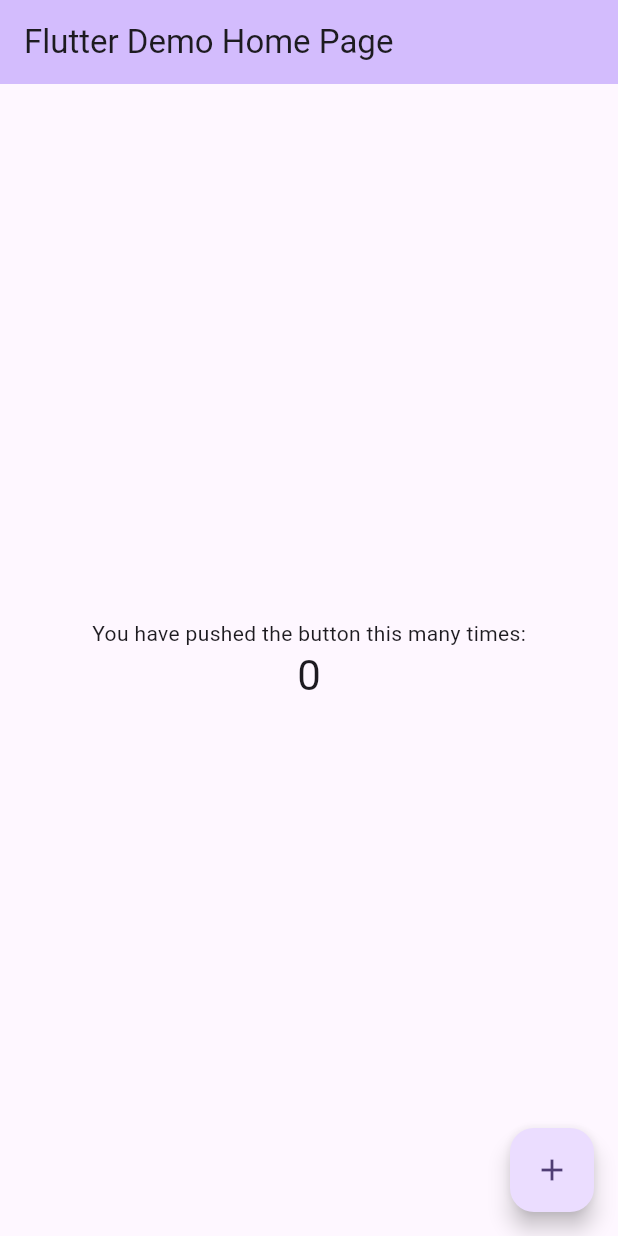
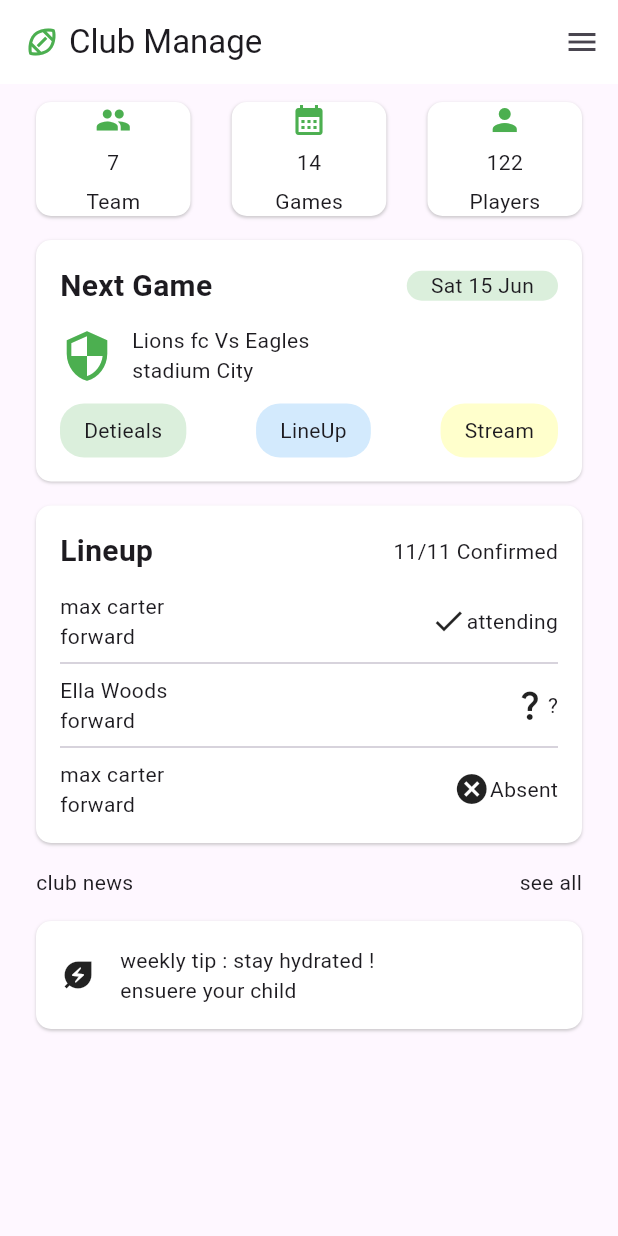
Before and after one commit to saed-natsheh/saed_coach_flutter, a Flutter app: the screen it shows after launch, on a phone screen of 412 x 824 dp. Run offline on Flutter 3.47's test engine with Material 3 defaults, Android fonts, the phone set to English and light mode, and no system bars.

Commit message:
start homepage

```diff
--- /dev/null
+++ b/lib/Myapp.dart
@@ -0,0 +1,321 @@
+import 'package:flutter/material.dart';
+
+class SaedApp extends StatelessWidget {
+  const SaedApp({super.key});
+
+  @override
+  Widget build(BuildContext context) {
+    return MaterialApp(home: HomePageScreen());
+  }
+}
+
+class HomePageScreen extends StatefulWidget {
+  const HomePageScreen({super.key});
+  @override
+  State<HomePageScreen> createState() => _HomePageScreenState();
+}
+
+class _HomePageScreenState extends State<HomePageScreen> {
+  String pageName = 'Club Manage';
+  @override
+  Widget build(BuildContext context) {
+    return Scaffold(
+      appBar: AppBar(
+        backgroundColor: Colors.white,
+        centerTitle: false,
+        actions: [IconButton(onPressed: () {}, icon: Icon(Icons.menu))],
+        title: Row(
+          mainAxisAlignment: MainAxisAlignment.start,
+          children: [
+            Icon(Icons.sports_football_outlined, color: Colors.green),
+            SizedBox(width: 6),
+            Text(pageName),
+          ],
+        ),
+      ),
+      body: Container(
+        margin: EdgeInsets.symmetric(horizontal: 24, vertical: 12),
+        width: MediaQuery.of(context).size.width,
+        child: Column(
+          children: [
+            Row(
+              mainAxisAlignment: MainAxisAlignment.spaceBetween,
+              children: [
+                Container(
+                  width: MediaQuery.of(context).size.width * 0.25,
+                  decoration: BoxDecoration(
+                    color: Colors.white,
+                    borderRadius: BorderRadius.circular(10),
+                    boxShadow: [
+                      BoxShadow(
+                        color: Colors.grey.withValues(alpha: 0.5),
+                        blurRadius: 1,
+                        offset: Offset(0, 1), // changes position of shadow
+                      ),
+                    ],
+                  ),
+                  child: Column(
+                    children: [
+                      Icon(Icons.people, color: Colors.green),
+                      SizedBox(height: 6),
+                      Text('7'),
+                      SizedBox(height: 6),
+                      Text('Team'),
+                    ],
+                  ),
+                ),
+                Container(
+                  width: MediaQuery.of(context).size.width * 0.25,
+                  decoration: BoxDecoration(
+                    color: Colors.white,
+                    borderRadius: BorderRadius.circular(10),
+                    boxShadow: [
+                      BoxShadow(
+                        color: Colors.grey.withValues(alpha: 0.5),
+
+                        blurRadius: 1,
+                        offset: Offset(0, 1), // changes position of shadow
+                      ),
+                    ],
+                  ),
+                  child: Column(
+                    children: [
+                      Icon(Icons.calendar_month, color: Colors.green),
+                      SizedBox(height: 6),
+                      Text('14'),
+                      SizedBox(height: 6),
+                      Text('Games'),
+                    ],
+                  ),
+                ),
+                Container(
+                  width: MediaQuery.of(context).size.width * 0.25,
+                  decoration: BoxDecoration(
+                    color: Colors.white,
+                    borderRadius: BorderRadius.circular(10),
+                    boxShadow: [
+                      BoxShadow(
+                        color: Colors.grey.withValues(alpha: 0.5),
+
+                        blurRadius: 1,
+                        offset: Offset(0, 1), // changes position of shadow
+                      ),
+                    ],
+                  ),
+                  child: Column(
+                    children: [
+                      Icon(Icons.person, color: Colors.green),
+                      SizedBox(height: 6),
+                      Text('122'),
+                      SizedBox(height: 6),
+                      Text('Players'),
+                    ],
+                  ),
+                ),
+              ],
+            ),
+            SizedBox(height: 16),
+            Container(
+              padding: EdgeInsets.all(16),
+              width: MediaQuery.of(context).size.width,
+              decoration: BoxDecoration(
+                color: Colors.white,
+                borderRadius: BorderRadius.circular(10),
+                boxShadow: [
+                  BoxShadow(
+                    color: Colors.grey.withValues(alpha: 0.5),
+                    blurRadius: 1,
+                    offset: Offset(0, 1), // changes position of shadow
+                  ),
+                ],
+              ),
+              child: Column(
+                children: [
+                  Row(
+                    mainAxisAlignment: MainAxisAlignment.spaceBetween,
+                    children: [
+                      Text(
+                        'Next Game',
+                        style: TextStyle(
+                          fontSize: 20,
+                          fontWeight: FontWeight.bold,
+                        ),
+                      ),
+                      Container(
+                        padding: EdgeInsets.symmetric(horizontal: 16),
+                        decoration: BoxDecoration(
+                          color: Colors.green.withValues(alpha: 0.2),
+                          borderRadius: BorderRadius.circular(16),
+                        ),
+                        child: Text('Sat 15 Jun'),
+                      ),
+                    ],
+                  ),
+                  SizedBox(height: 12),
+                  Row(
+                    children: [
+                      Icon(Icons.security, color: Colors.green, size: 36),
+                      SizedBox(width: 12),
+                      Column(
+                        crossAxisAlignment: CrossAxisAlignment.start,
+                        children: [
+                          Text('Lions fc Vs Eagles'),
+                          Text('stadium City'),
+                        ],
+                      ),
+                    ],
+                  ),
+                  SizedBox(height: 12),
+                  Row(
+                    mainAxisAlignment: MainAxisAlignment.spaceBetween,
+                    children: [
+                      InkWell(
+                        onTap: () {
+                          pageName = 'Saed';
+                          setState(() {});
+                        },
+                        child: Container(
+                          padding: EdgeInsets.symmetric(
+                            horizontal: 16,
+                            vertical: 8,
+                          ),
+                          decoration: BoxDecoration(
+                            color: Colors.green.withValues(alpha: 0.2),
+                            borderRadius: BorderRadius.circular(16),
+                          ),
+                          child: Text('Detieals'),
+                        ),
+                      ),
+                      Container(
+                        padding: EdgeInsets.symmetric(
+                          horizontal: 16,
+                          vertical: 8,
+                        ),
+                        decoration: BoxDecoration(
+                          color: Colors.blue.withValues(alpha: 0.2),
+                          borderRadius: BorderRadius.circular(16),
+                        ),
+                        child: Text('LineUp'),
+                      ),
+                      Container(
+                        padding: EdgeInsets.symmetric(
+                          horizontal: 16,
+                          vertical: 8,
+                        ),
+                        decoration: BoxDecoration(
+                          color: Colors.yellowAccent.withValues(alpha: 0.2),
+                          borderRadius: BorderRadius.circular(16),
+                        ),
+                        child: Text('Stream'),
+                      ),
+                    ],
+                  ),
+                ],
+              ),
+            ),
+            SizedBox(height: 16),
+            Container(
+              padding: EdgeInsets.all(16),
+              width: MediaQuery.of(context).size.width,
+              decoration: BoxDecoration(
+                color: Colors.white,
+                borderRadius: BorderRadius.circular(10),
+                boxShadow: [
+                  BoxShadow(
+                    color: Colors.grey.withValues(alpha: 0.5),
+                    blurRadius: 1,
+                    offset: Offset(0, 1), // changes position of shadow
+                  ),
+                ],
+              ),
+              child: Column(
+                children: [
+                  Row(
+                    mainAxisAlignment: MainAxisAlignment.spaceBetween,
+                    children: [
+                      Text(
+                        'Lineup',
+                        style: TextStyle(
+                          fontSize: 20,
+                          fontWeight: FontWeight.bold,
+                        ),
+                      ),
+                      Text('11/11 Confirmed'),
+                    ],
+                  ),
+                  SizedBox(height: 12),
+                  Row(
+                    mainAxisAlignment: MainAxisAlignment.spaceBetween,
+                    children: [
+                      Column(
+                        crossAxisAlignment: CrossAxisAlignment.start,
+                        children: [Text("max carter"), Text("forward")],
+                      ),
+                      Row(children: [Icon(Icons.done), Text("attending")]),
+                    ],
+                  ),
+                  Divider(),
+                  Row(
+                    mainAxisAlignment: MainAxisAlignment.spaceBetween,
+                    children: [
+                      Column(
+                        crossAxisAlignment: CrossAxisAlignment.start,
+                        children: [Text("Ella Woods"), Text("forward")],
+                      ),
+                      Row(children: [Icon(Icons.question_mark), Text("?")]),
+                    ],
+                  ),
+                  Divider(),
+                  Row(
+                    mainAxisAlignment: MainAxisAlignment.spaceBetween,
+                    children: [
+                      Column(
+                        crossAxisAlignment: CrossAxisAlignment.start,
+                        children: [Text("max carter"), Text("forward")],
+                      ),
+                      Row(children: [Icon(Icons.cancel), Text("Absent")]),
+                    ],
+                  ),
+                ],
+              ),
+            ),
+            SizedBox(height: 16),
+            Row(
+              mainAxisAlignment: MainAxisAlignment.spaceBetween,
+              children: [Text("club news"), Text("see all")],
+            ),
+            SizedBox(height: 16),
+            Container(
+              padding: EdgeInsets.all(16),
+              width: MediaQuery.of(context).size.width,
+              decoration: BoxDecoration(
+                color: Colors.white,
+                borderRadius: BorderRadius.circular(10),
+                boxShadow: [
+                  BoxShadow(
+                    color: Colors.grey.withValues(alpha: 0.5),
+                    blurRadius: 1,
+                    offset: Offset(0, 1), // changes position of shadow
+                  ),
+                ],
+              ),
+              child: Row(
+                children: [
+                  Icon(Icons.energy_savings_leaf),
+                  SizedBox(width: 16),
+                  Column(
+                    crossAxisAlignment: CrossAxisAlignment.start,
+                    children: [
+                      Text("weekly tip : stay hydrated !"),
+                      Text("ensuere your child"),
+                    ],
+                  ),
+                ],
+              ),
+            ),
+          ],
+        ),
+      ),
+    );
+  }
+}
--- a/lib/main.dart
+++ b/lib/main.dart
@@ -1,91 +1,6 @@
 import 'package:flutter/material.dart';
+import 'package:saed_coach/Myapp.dart';
 
 void main() {
-  runApp(const MyApp());
+  runApp(const SaedApp());
 }
-
-class MyApp extends StatelessWidget {
-  const MyApp({super.key});
-  @override
-  Widget build(BuildContext context) {
-    return MaterialApp(
-      title: 'Flutter Demo',
-      theme: ThemeData(
-        colorScheme: ColorScheme.fromSeed(seedColor: Colors.deepPurple),
-      ),
-      home: const MyHomePage(title: 'Flutter Demo Home Page'),
-    );
-  }
-}
-
-class MyHomePage extends StatefulWidget {
-  const MyHomePage({super.key, required this.title});
-
-  final String title;
-
-  @override
-  State<MyHomePage> createState() => _MyHomePageState();
-}
-
-class _MyHomePageState extends State<MyHomePage> {
-  int _counter = 0;
-
-  void _incrementCounter() {
-    setState(() {
-      _counter++;
-    });
-  }
-
-  @override
-  Widget build(BuildContext context) {
-    // This method is rerun every time setState is called, for instance as done
-    // by the _incrementCounter method above.
-    //
-    // The Flutter framework has been optimized to make rerunning build methods
-    // fast, so that you can just rebuild anything that needs updating rather
-    // than having to individually change instances of widgets.
-    return Scaffold(
-      appBar: AppBar(
-        // TRY THIS: Try changing the color here to a specific color (to
-        // Colors.amber, perhaps?) and trigger a hot reload to see the AppBar
-        // change color while the other colors stay the same.
-        backgroundColor: Theme.of(context).colorScheme.inversePrimary,
-        // Here we take the value from the MyHomePage object that was created by
-        // the App.build method, and use it to set our appbar title.
-        title: Text(widget.title),
-      ),
-      body: Center(
-        // Center is a layout widget. It takes a single child and positions it
-        // in the middle of the parent.
-        child: Column(
-          // Column is also a layout widget. It takes a list of children and
-          // arranges them vertically. By default, it sizes itself to fit its
-          // children horizontally, and tries to be as tall as its parent.
-          //
-          // Column has various properties to control how it sizes itself and
-          // how it positions its children. Here we use mainAxisAlignment to
-          // center the children vertically; the main axis here is the vertical
-          // axis because Columns are vertical (the cross axis would be
-          // horizontal).
-          //
-          // TRY THIS: Invoke "debug painting" (choose the "Toggle Debug Paint"
-          // action in the IDE, or press "p" in the console), to see the
-          // wireframe for each widget.
-          mainAxisAlignment: MainAxisAlignment.center,
-          children: <Widget>[
-            const Text('You have pushed the button this many times:'),
-            Text(
-              '$_counter',
-              style: Theme.of(context).textTheme.headlineMedium,
-            ),
-          ],
-        ),
-      ),
-      floatingActionButton: FloatingActionButton(
-        onPressed: _incrementCounter,
-        tooltip: 'Increment',
-        child: const Icon(Icons.add),
-      ), // This trailing comma makes auto-formatting nicer for build methods.
-    );
-  }
-}
```
Also changed, not shown: 1 other file.
